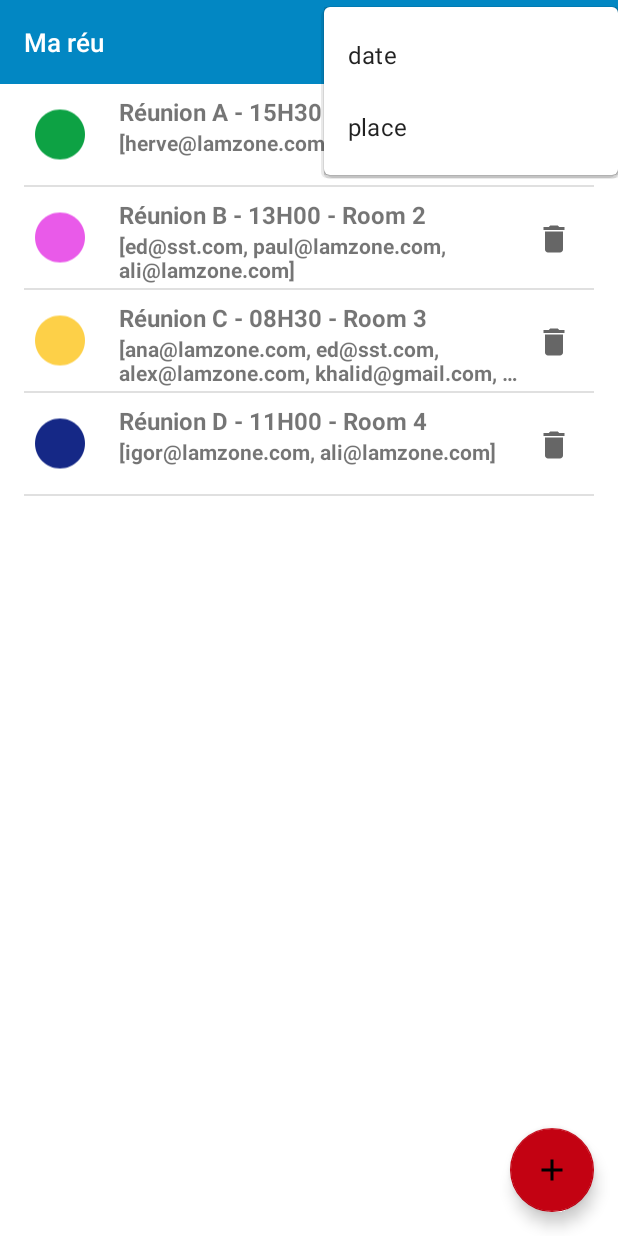
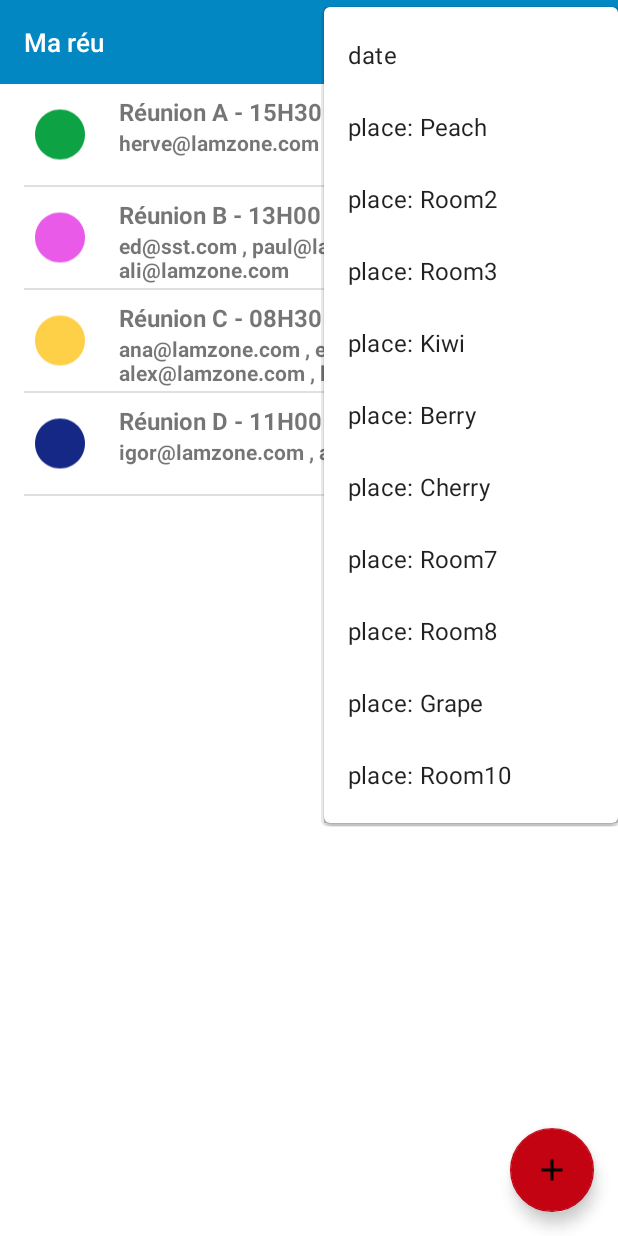
Before and after one commit to vigneaud-khalid/Ma_reu, an Android app: the screen it shows after launch (ListMeetingActivity), after a tap on "Filter", on a phone screen of 412 x 824 dp. Run offline under Robolectric (Android 15) with nearby library versions, the phone set to English and light mode, and no system bars; our stand-ins replace ButterKnife, EventBus.

Commit message:
attendees display customized

```diff
--- a/app/src/main/java/com/khalid/mareu/di/DI.java
+++ b/app/src/main/java/com/khalid/mareu/di/DI.java
@@ -1,7 +1,6 @@
 package com.khalid.mareu.di;
 
 import com.khalid.mareu.repository.MeetingRepository;
-import com.khalid.mareu.service.FakeMeetingApiService;
 import com.khalid.mareu.service.MeetingApiService;
 
 /**
@@ -26,24 +25,4 @@ public class DI {
     public static MeetingRepository getNewInstanceRepository() {
         return new MeetingRepository();
     }
-
-
-    /*private static MeetingApiService service = new FakeMeetingApiService();
-
-    *//**
-     * Get an instance on @{@link MeetingApiService}
-     * @return
-     *//*
-    public static MeetingApiService getMeetingApiService() {
-        return service;
-    }
-
-    *//**
-     * Get always a new instance on @{@link MeetingApiService}. Useful for tests, so we ensure the context is clean.
-     * @return
-     *//*
-    public static MeetingApiService getNewInstanceApiService() {
-        return new FakeMeetingApiService();
-    }*/
-
 }
--- a/app/src/main/java/com/khalid/mareu/model/Meeting.java
+++ b/app/src/main/java/com/khalid/mareu/model/Meeting.java
@@ -10,8 +10,6 @@ import java.util.List;
 public class Meeting {
     /** Identifier */
     private long id;
-
-
 
     /** avatarColor */
     private int avatarColor;
--- a/app/src/main/java/com/khalid/mareu/repository/MeetingRepository.java
+++ b/app/src/main/java/com/khalid/mareu/repository/MeetingRepository.java
@@ -41,24 +41,3 @@ public class MeetingRepository {
        return service.createMeeting(meeting);
     }
 }
-
-/*public class MeetingRepository {
-
-    private final MeetingApiService meetingApiService;
-
-    public MeetingRepository(MeetingApiService meetingApiService) {
-        this.meetingApiService = meetingApiService;
-    }
-
-    public List <Meeting> getMeetings() {
-        return meetingApiService.getMeetings();
-    }
-
-    public void deleteMeeting(Meeting meeting) {
-        meetingApiService.deleteMeeting(meeting);
-    }
-
-    public Meeting createMeeting(Meeting meeting) {
-        return meetingApiService.createMeeting(meeting);
-    }
-}*/
--- a/app/src/main/java/com/khalid/mareu/service/FakeMeetingApiService.java
+++ b/app/src/main/java/com/khalid/mareu/service/FakeMeetingApiService.java
@@ -2,7 +2,6 @@ package com.khalid.mareu.service;
 
 import com.khalid.mareu.model.Meeting;
 
-import java.util.ArrayList;
 import java.util.List;
 
 /**
@@ -10,7 +9,6 @@ import java.util.List;
  */
 public class FakeMeetingApiService implements MeetingApiService{
 
-    //private List<Meeting> meetings = new ArrayList<>();
     private List<Meeting> meetings = FakeMeetingGenerator.generateMeetings();
 
     @Override
--- a/app/src/main/java/com/khalid/mareu/ui/AddMeetingActivity.java
+++ b/app/src/main/java/com/khalid/mareu/ui/AddMeetingActivity.java
@@ -21,14 +21,9 @@ import com.google.android.material.textfield.TextInputLayout;
 import com.khalid.mareu.R;
 import com.khalid.mareu.di.DI;
 import com.khalid.mareu.model.Meeting;
-import com.khalid.mareu.service.MeetingApiService;
 
 import java.util.Arrays;
 import java.util.concurrent.ThreadLocalRandom;
-
-import butterknife.BindView;
-import butterknife.ButterKnife;
-import butterknife.OnClick;
 
 public class AddMeetingActivity extends AppCompatActivity {
 
@@ -37,8 +32,6 @@ public class AddMeetingActivity extends AppCompatActivity {
     protected void onCreate(Bundle savedInstanceState) {
         super.onCreate(savedInstanceState);
         setContentView(R.layout.activity_add_meeting);
-
-    Log.d("rrrr", "AddMeetingActivity ---  onCreate");
     }
 
     public void CheckBoxButtonHandler(View view) {
--- a/app/src/main/java/com/khalid/mareu/ui/ListMeetingActivity.java
+++ b/app/src/main/java/com/khalid/mareu/ui/ListMeetingActivity.java
@@ -1,13 +1,10 @@
 package com.khalid.mareu.ui;
 
 import androidx.appcompat.app.AppCompatActivity;
-import androidx.core.app.ActivityCompat;
 
-import com.bumptech.glide.request.transition.Transition;
 import com.khalid.mareu.R;
 import com.khalid.mareu.databinding.ActivityListMeetingBinding;
 
-import android.content.Intent;
 import android.os.Bundle;
 import android.util.Log;
 import android.view.Menu;
@@ -20,7 +17,6 @@ import butterknife.OnClick;
 public class ListMeetingActivity extends AppCompatActivity {
 
     private ActivityListMeetingBinding binding;
-    // Transition.ViewAdapter mViewAdapter;
 
     @Override
     protected void onCreate(Bundle savedInstanceState) {
@@ -46,7 +42,6 @@ public class ListMeetingActivity extends AppCompatActivity {
         });
     }
         void addMeeting() {
-        Log.d("rrrr", "ListMeetingActivity ---  onclick");
         AddMeetingActivity.navigate(this);
     }
 
--- a/app/src/main/java/com/khalid/mareu/ui/MeetingFragment.java
+++ b/app/src/main/java/com/khalid/mareu/ui/MeetingFragment.java
@@ -1,5 +1,4 @@
 package com.khalid.mareu.ui;
-import android.util.Log;
 
 import android.content.Context;
 import android.os.Bundle;
@@ -9,7 +8,6 @@ import androidx.recyclerview.widget.DividerItemDecoration;
 import androidx.recyclerview.widget.LinearLayoutManager;
 import androidx.recyclerview.widget.RecyclerView;
 
-import android.util.Log;
 import android.view.LayoutInflater;
 import android.view.View;
 import android.view.ViewGroup;
@@ -19,7 +17,6 @@ import com.khalid.mareu.di.DI;
 import com.khalid.mareu.events.DeleteMeetingEvent;
 import com.khalid.mareu.model.Meeting;
 import com.khalid.mareu.repository.MeetingRepository;
-import com.khalid.mareu.service.MeetingApiService;
 
 import org.greenrobot.eventbus.EventBus;
 import org.greenrobot.eventbus.Subscribe;
@@ -46,10 +43,8 @@ public class MeetingFragment extends Fragment {
 
     @Override
     public void onCreate(Bundle savedInstanceState) {
-        Log.d("rrrr","MeetingFragment");
         super.onCreate(savedInstanceState);
         mRep = DI.getMeetingRepository();
-
     }
 
     @Override
@@ -60,10 +55,6 @@ public class MeetingFragment extends Fragment {
         mRecyclerView = (RecyclerView) view;
         mRecyclerView.setLayoutManager(new LinearLayoutManager(context));
         mRecyclerView.addItemDecoration(new DividerItemDecoration(getContext(), DividerItemDecoration.VERTICAL));
-        // 2 lignes ajoutées
-        mMeetings = mRep.getMeetings();
-        mRecyclerView.setAdapter(new MyMeetingRecyclerViewAdapter(mMeetings));
-        Log.d("rrrr","createview");
         return view;
     }
     /**
--- a/app/src/main/java/com/khalid/mareu/ui/MyMeetingRecyclerViewAdapter.java
+++ b/app/src/main/java/com/khalid/mareu/ui/MyMeetingRecyclerViewAdapter.java
@@ -1,5 +1,4 @@
 package com.khalid.mareu.ui;
-import android.util.Log;
 import androidx.recyclerview.widget.RecyclerView;
 
 import android.view.LayoutInflater;
@@ -13,8 +12,6 @@ import android.widget.TextView;
 import com.khalid.mareu.R;
 import com.khalid.mareu.events.DeleteMeetingEvent;
 import com.khalid.mareu.model.Meeting;
-import com.khalid.mareu.ui.placeholder.PlaceholderContent.PlaceholderItem;
-// import com.khalid.mareu.ui.databinding.FragmentItemBinding;
 
 import org.greenrobot.eventbus.EventBus;
 
@@ -33,7 +30,7 @@ public class MyMeetingRecyclerViewAdapter extends RecyclerView.Adapter<MyMeeting
 
     @Override
     public ViewHolder onCreateViewHolder(ViewGroup parent, int viewType) {
-        Log.d("rrrr","MyMeetingRecyclerViewAdapter");
+        //Log.d("rrrr","MyMeetingRecyclerViewAdapter");
         View view = LayoutInflater.from(parent.getContext())
                 .inflate(R.layout.fragment_meeting, parent, false);
         return new ViewHolder(view);
@@ -44,7 +41,13 @@ public class MyMeetingRecyclerViewAdapter extends RecyclerView.Adapter<MyMeeting
         Meeting meeting = mMeetings.get(position);
         holder.mMeetingAvatar.setImageDrawable(holder.mMeetingAvatar.getContext().getDrawable(getAvatar(meeting.getAvatarColor())));
         holder.mMeetingSubject.setText(meeting.getSubject()+" - "+meeting.getTime()+ " - "+meeting.getPlace());
-        holder.mMeetingAttendees.setText((meeting.getAttendees()).toString());
+        List<String> attendees = meeting.getAttendees();
+        String attendeesList = new String();
+        for(String att : attendees) {
+            if(attendees.size()==attendees.indexOf(att)+1){attendeesList+=""+ att+"";}
+            else{ attendeesList+=""+ att+" , ";};
+        };
+        holder.mMeetingAttendees.setText( attendeesList);
         holder.mDeleteButton.setOnClickListener(new View.OnClickListener() {
             @Override
             public void onClick(View v) {
--- a/app/src/main/res/menu/menu_filter.xml
+++ b/app/src/main/res/menu/menu_filter.xml
@@ -12,10 +12,36 @@
         <item
             android:id="@+id/filter_on_date"
             android:title="date" />
-
         <item
-            android:id="@+id/filter_on_plgce"
-            android:title="place" />
+            android:id="@+id/filter_on_place_Peach"
+            android:title="place: Peach" />
+        <item
+            android:id="@+id/filter_on_place_Room2"
+            android:title="place: Room2" />
+        <item
+            android:id="@+id/filter_on_place_Room3"
+            android:title="place: Room3" />
+        <item
+            android:id="@+id/filter_on_place_Kiwi"
+            android:title="place: Kiwi" />
+        <item
+            android:id="@+id/filter_on_place_Berry"
+            android:title="place: Berry" />
+        <item
+            android:id="@+id/filter_on_place_Cherry"
+            android:title="place: Cherry" />
+        <item
+            android:id="@+id/filter_on_place_Room7"
+            android:title="place: Room7" />
+        <item
+            android:id="@+id/filter_on_place_Room8"
+            android:title="place: Room8" />
+        <item
+            android:id="@+id/filter_on_place_Grape"
+            android:title="place: Grape" />
+        <item
+            android:id="@+id/filter_on_place_Room10"
+            android:title="place: Room10" />
 
 
 
```
